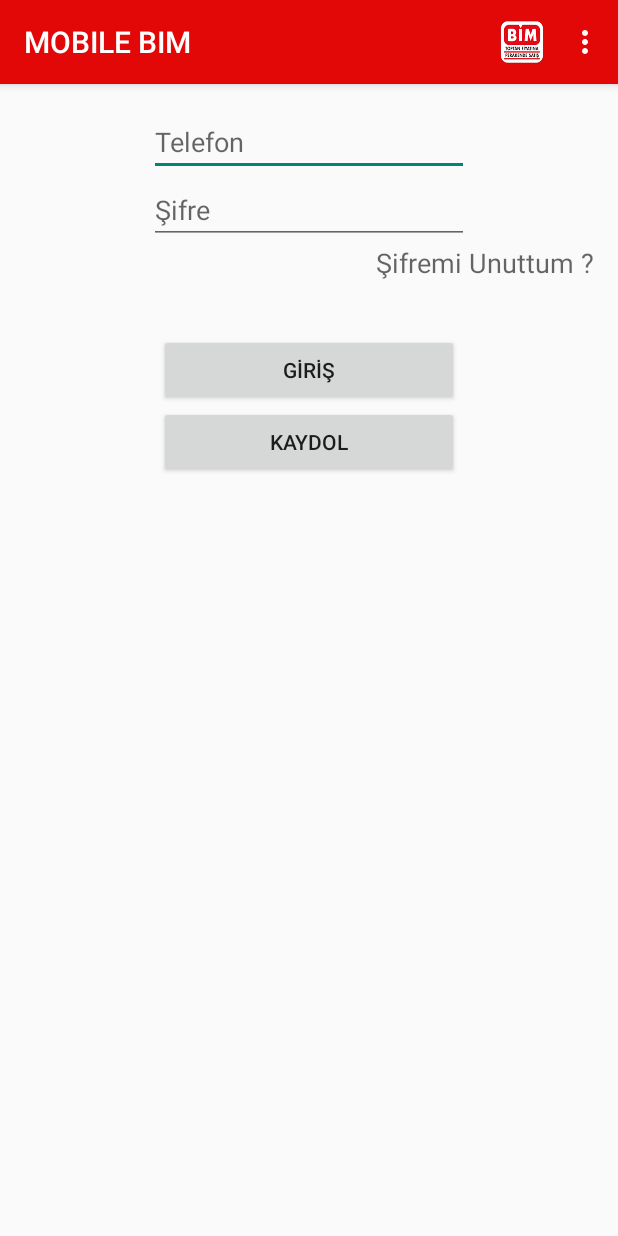
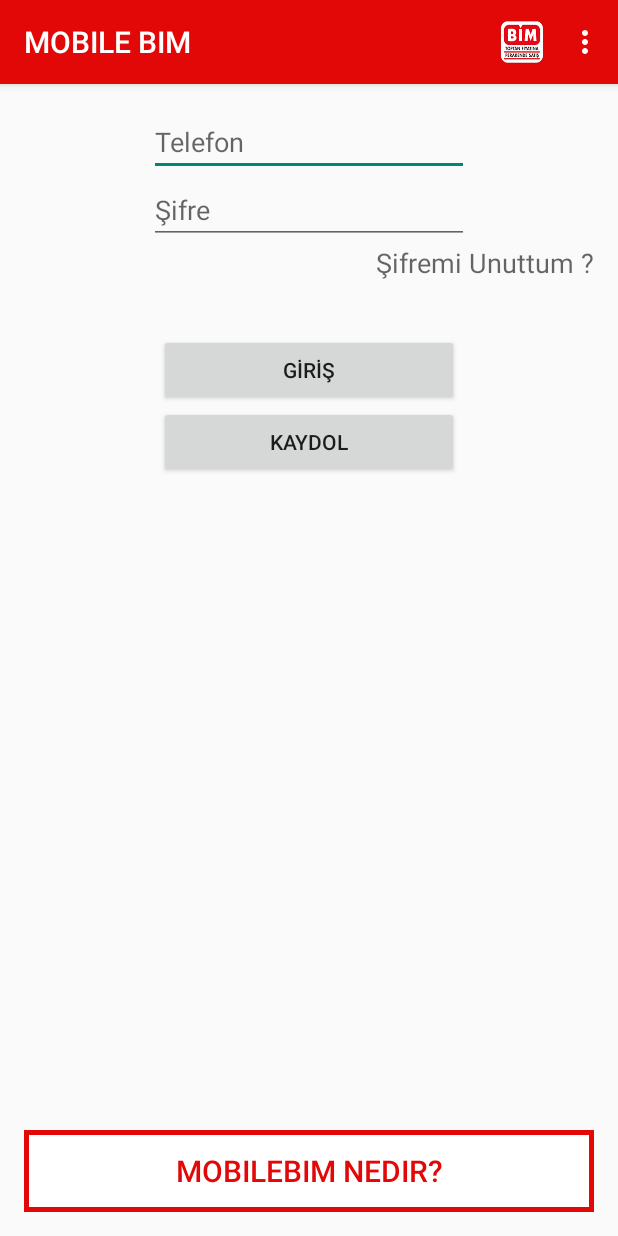
Before and after one commit to tfoseiuqunuylno/servis, an Android app: the screen it shows after launch (MainActivity), on a phone screen of 412 x 824 dp. Run offline under Robolectric (Android 15) with nearby library versions, the phone set to English and light mode, and no system bars.

```diff
--- a/app/src/main/res/layout/activity_main.xml
+++ b/app/src/main/res/layout/activity_main.xml
@@ -1,59 +1,85 @@
 <RelativeLayout xmlns:android="http://schemas.android.com/apk/res/android"
-    xmlns:tools="http://schemas.android.com/tools" android:layout_width="match_parent"
-    android:layout_height="match_parent" android:paddingLeft="@dimen/activity_horizontal_margin"
+    xmlns:tools="http://schemas.android.com/tools"
+    android:layout_width="match_parent"
+    android:layout_height="match_parent"
+    android:paddingBottom="@dimen/activity_vertical_margin"
+    android:paddingLeft="@dimen/activity_horizontal_margin"
     android:paddingRight="@dimen/activity_horizontal_margin"
     android:paddingTop="@dimen/activity_vertical_margin"
-    android:paddingBottom="@dimen/activity_vertical_margin" tools:context=".MainActivity">
+    tools:context=".MainActivity">
 
 
     <Button
+        android:id="@+id/buttonGiris"
         android:layout_width="200dp"
         android:layout_height="wrap_content"
-        android:text="GİRİŞ"
-        android:id="@+id/buttonGiris"
         android:layout_below="@+id/textView2"
         android:layout_centerHorizontal="true"
-        android:layout_marginTop="35dp" />
+        android:layout_marginTop="35dp"
+        android:text="GİRİŞ" />
 
     <Button
+        android:id="@+id/buttonKaydol"
         android:layout_width="200dp"
         android:layout_height="wrap_content"
-        android:text="Kaydol"
-        android:id="@+id/buttonKaydol"
         android:layout_below="@+id/buttonGiris"
-        android:layout_centerHorizontal="true" />
+        android:layout_centerHorizontal="true"
+        android:text="Kaydol" />
 
     <TextView
+        android:id="@+id/textView2"
         android:layout_width="wrap_content"
         android:layout_height="wrap_content"
-        android:textAppearance="?android:attr/textAppearanceMedium"
+        android:layout_alignParentEnd="true"
+        android:layout_alignParentRight="true"
+        android:layout_below="@+id/editTextSifre"
+        android:allowUndo="false"
+        android:autoText="false"
         android:text="Şifremi Unuttum ?"
-        android:id="@+id/textView2"
-        android:layout_below="@+id/editTextSifre"
-        android:layout_alignParentRight="true"
-        android:layout_alignParentEnd="true"
-        android:autoText="false"
-        android:allowUndo="false" />
+        android:textAppearance="?android:attr/textAppearanceMedium" />
 
     <EditText
+        android:id="@+id/editTextTelefon"
         android:layout_width="wrap_content"
         android:layout_height="wrap_content"
-        android:inputType="phone"
+        android:layout_alignParentTop="true"
+        android:layout_centerHorizontal="true"
+        android:ems="10"
+
         android:hint="Telefon"
-        android:ems="10"
-        android:id="@+id/editTextTelefon"
-
-        android:layout_alignParentTop="true"
-        android:layout_centerHorizontal="true" />
+        android:inputType="phone" />
 
     <EditText
+        android:id="@+id/editTextSifre"
         android:layout_width="wrap_content"
         android:layout_height="wrap_content"
-        android:inputType="textPassword"
+        android:layout_below="@+id/editTextTelefon"
+        android:layout_centerHorizontal="true"
         android:ems="10"
-        android:id="@+id/editTextSifre"
         android:hint="Şifre"
-        android:layout_below="@+id/editTextTelefon"
-        android:layout_centerHorizontal="true" />
+        android:inputType="textPassword" />
+
+    <FrameLayout
+        android:id="@+id/frame"
+        android:layout_width="match_parent"
+        android:layout_height="wrap_content"
+        android:layout_alignParentBottom="true"
+        android:layout_centerHorizontal="true"
+        android:background="#E20808"
+        android:padding="3sp">
+
+        <Button
+            android:layout_width="match_parent"
+            android:layout_height="wrap_content"
+            android:text="MobileBim Nedir?"
+            android:textSize="20sp"
+            android:id="@+id/nedir"
+            android:textColor="#E20808"
+            android:background="#fff"
+
+
+            />
+    </FrameLayout>
+
 
 </RelativeLayout>
```
